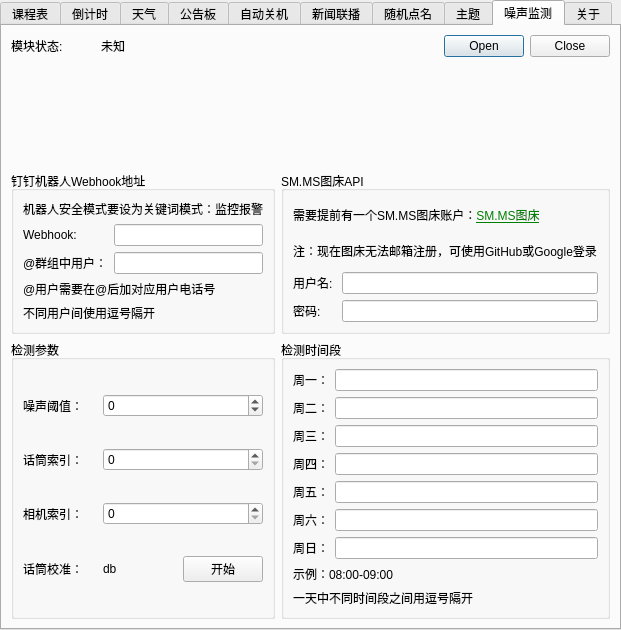
Above: ui/setting.ui from Return-Log/Education-Clock before the change. Below: the same form after it.
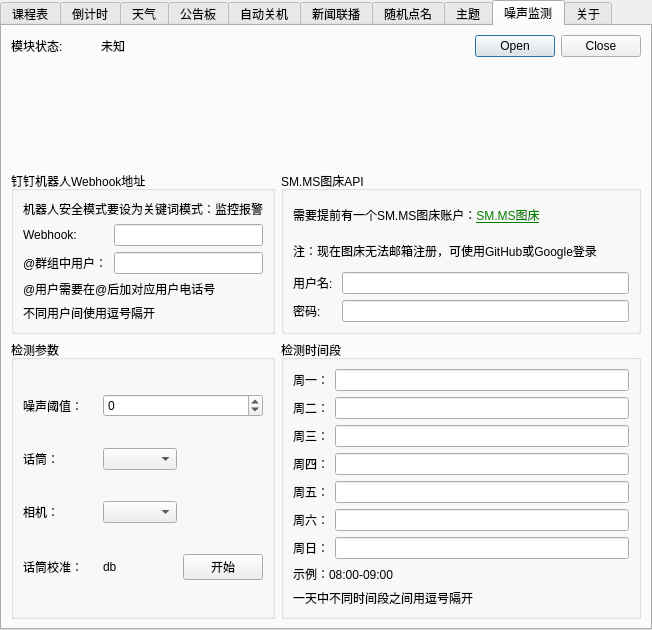
That is the form after the change. The open tabs and pages were chosen to show the change. Icons and pictures are not drawn.

What changed in the file:
```diff
--- a/ui/setting.ui
+++ b/ui/setting.ui
@@ -6,7 +6,7 @@
    <rect>
     <x>0</x>
     <y>0</y>
-    <width>621</width>
+    <width>652</width>
     <height>629</height>
    </rect>
   </property>
@@ -50,6 +50,12 @@
        <height>0</height>
       </size>
      </property>
+     <property name="maximumSize">
+      <size>
+       <width>1677</width>
+       <height>16777215</height>
+      </size>
+     </property>
      <property name="tabPosition">
       <enum>QTabWidget::North</enum>
      </property>
@@ -840,14 +846,14 @@
           <item row="1" column="0">
            <widget class="QLabel" name="label_51">
             <property name="text">
-             <string>话筒索引：</string>
+             <string>话筒：</string>
             </property>
            </widget>
           </item>
           <item row="2" column="0">
            <widget class="QLabel" name="label_52">
             <property name="text">
-             <string>相机索引：</string>
+             <string>相机：</string>
             </property>
            </widget>
           </item>
@@ -865,20 +871,6 @@
             </property>
            </widget>
           </item>
-          <item row="2" column="1" colspan="2">
-           <widget class="QSpinBox" name="spinBox_2">
-            <property name="maximum">
-             <number>10</number>
-            </property>
-           </widget>
-          </item>
-          <item row="1" column="1" colspan="2">
-           <widget class="QSpinBox" name="spinBox">
-            <property name="maximum">
-             <number>10</number>
-            </property>
-           </widget>
-          </item>
           <item row="0" column="1" colspan="2">
            <widget class="QSpinBox" name="spinBox_3">
             <property name="minimum">
@@ -892,6 +884,12 @@
             </property>
            </widget>
           </item>
+          <item row="1" column="1">
+           <widget class="QComboBox" name="comboBox_2"/>
+          </item>
+          <item row="2" column="1">
+           <widget class="QComboBox" name="comboBox_3"/>
+          </item>
          </layout>
         </widget>
        </item>
```
Left out of the diff: 2 changed lines with no effect on the pictures.
